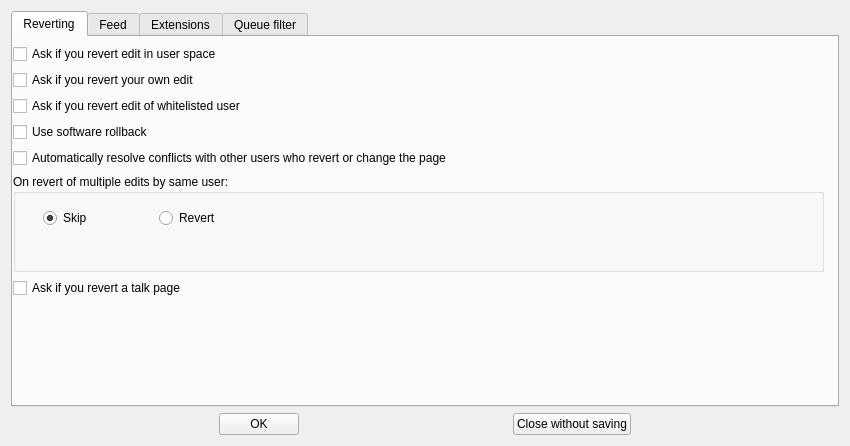
First picture: the form in huggle/preferences.ui, repository huggle/huggle3-qt-lx, before the edit.
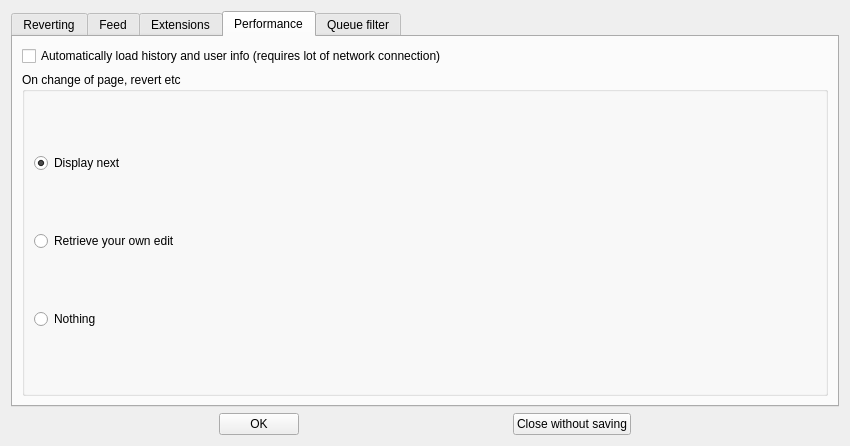
Second picture: the form after the edit. The open tabs and pages were chosen to show the change.

Commit message: prevent it being rendered in a loop

Diff of the .ui file:
```diff
--- a/huggle/preferences.ui
+++ b/huggle/preferences.ui
@@ -160,6 +160,53 @@
        </item>
       </layout>
      </widget>
+     <widget class="QWidget" name="tab_4">
+      <attribute name="title">
+       <string>Performance</string>
+      </attribute>
+      <layout class="QVBoxLayout" name="verticalLayout_6">
+       <item>
+        <widget class="QCheckBox" name="checkBox_14">
+         <property name="text">
+          <string>Automatically load history and user info (requires lot of network connection)</string>
+         </property>
+        </widget>
+       </item>
+       <item>
+        <widget class="QGroupBox" name="groupBox_2">
+         <property name="title">
+          <string>On change of page, revert etc</string>
+         </property>
+         <layout class="QVBoxLayout" name="verticalLayout_7">
+          <item>
+           <widget class="QRadioButton" name="radioButton_3">
+            <property name="text">
+             <string>Display next</string>
+            </property>
+            <property name="checked">
+             <bool>true</bool>
+            </property>
+           </widget>
+          </item>
+          <item>
+           <widget class="QRadioButton" name="radioButton_4">
+            <property name="text">
+             <string>Retrieve your own edit</string>
+            </property>
+           </widget>
+          </item>
+          <item>
+           <widget class="QRadioButton" name="radioButton_5">
+            <property name="text">
+             <string>Nothing</string>
+            </property>
+           </widget>
+          </item>
+         </layout>
+        </widget>
+       </item>
+      </layout>
+     </widget>
      <widget class="QWidget" name="tab_3">
       <attribute name="title">
        <string>Queue filter</string>
```
The commit also changes 2 other files.
